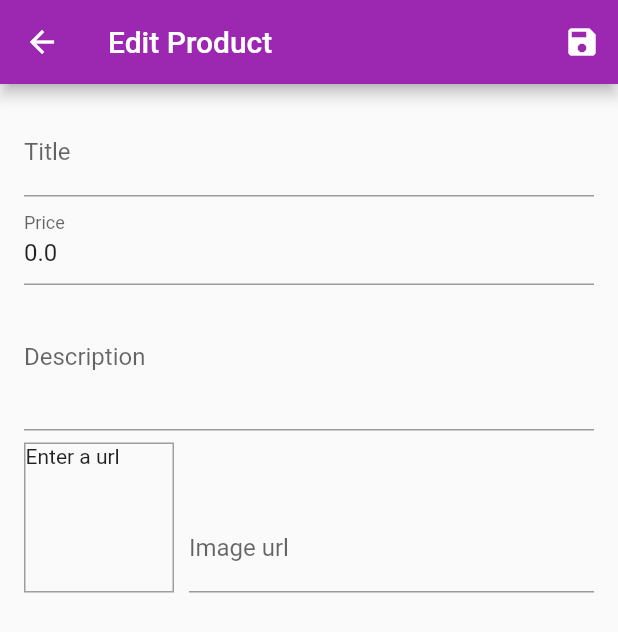
After one commit to jason0404/first_app, a Flutter app: the EditProductScreen screen opened by its route, on a phone screen of 412 x 824 dp. The commit adds this screen. Shown: the top 632 px of the screen. Run offline on Flutter 3.47's test engine with Material 2 defaults, Android fonts, the phone set to English and light mode, and no system bars; network calls fail.

Commit message:
First commit on init changes

```diff
--- a/lib/providers/product.dart
+++ b/lib/providers/product.dart
@@ -1,12 +1,12 @@
 import 'package:flutter/cupertino.dart';
 
 class Product with ChangeNotifier {
-  final String id;
-  final String title;
-  final String description;
-  final double price;
-  final String imageUrl;
-  bool isFavorite;
+  final String? id;
+  final String? title;
+  final String? description;
+  final double? price;
+  final String? imageUrl;
+  bool? isFavorite;
 
   Product({
     required this.id,
@@ -14,11 +14,11 @@ class Product with ChangeNotifier {
     required this.description,
     required this.price,
     required this.imageUrl,
-    this.isFavorite = false,
+    required this.isFavorite,
   });
 
   void toggleFavouriteStatus() {
-    isFavorite = !isFavorite;
+    isFavorite = !isFavorite!;
     notifyListeners();
   }
 }
--- a/lib/providers/products.dart
+++ b/lib/providers/products.dart
@@ -1,6 +1,8 @@
+import 'dart:convert' as json;
+
 import 'package:flutter/cupertino.dart';
-
-import 'product.dart';
+import './product.dart';
+import 'package:http/http.dart' as http;
 
 class Products with ChangeNotifier {
   final List<Product> _items = [
@@ -11,6 +13,7 @@ class Products with ChangeNotifier {
       price: 29.99,
       imageUrl:
           'https://cdn.pixabay.com/photo/2016/10/02/22/17/red-t-shirt-1710578_1280.jpg',
+      isFavorite: false,
     ),
     Product(
       id: 'p2',
@@ -19,6 +22,7 @@ class Products with ChangeNotifier {
       price: 59.99,
       imageUrl:
           'https://upload.wikimedia.org/wikipedia/commons/thumb/e/e8/Trousers%2C_dress_%28AM_1960.022-8%29.jpg/512px-Trousers%2C_dress_%28AM_1960.022-8%29.jpg',
+      isFavorite: false,
     ),
     Product(
       id: 'p3',
@@ -27,6 +31,7 @@ class Products with ChangeNotifier {
       price: 19.99,
       imageUrl:
           'https://live.staticflickr.com/4043/4438260868_cc79b3369d_z.jpg',
+      isFavorite: false,
     ),
     Product(
       id: 'p4',
@@ -35,6 +40,7 @@ class Products with ChangeNotifier {
       price: 49.99,
       imageUrl:
           'https://upload.wikimedia.org/wikipedia/commons/thumb/1/14/Cast-Iron-Pan.jpg/1024px-Cast-Iron-Pan.jpg',
+      isFavorite: false,
     ),
   ];
 
@@ -48,7 +54,7 @@ class Products with ChangeNotifier {
   }
 
   List<Product> get favouriteItems {
-    return _items.where((element) => element.isFavorite).toList();
+    return _items.where((element) => element.isFavorite ?? false).toList();
   }
 
   // void showFavouritesOnly() {
@@ -61,12 +67,60 @@ class Products with ChangeNotifier {
   //   notifyListeners();
   // }
 
-  Product findById(String id) {
-    return _items.singleWhere((element) => element.id == id);
+  Product? findById(String? id) {
+    var item = Product(
+        id: null,
+        title: '',
+        description: '',
+        price: 0,
+        imageUrl: '',
+        isFavorite: false);
+    if (id == "null" || id == null) {
+      return item;
+    } else {
+      return _items.singleWhere((element) => element.id == id);
+    }
   }
 
-  void addProduct() {
-    // _items.add(value);
+  Future<void> addProduct(Product product) {
+    const url =
+        "https://ng-course-recipe-book-20e5f-default-rtdb.firebaseio.com/products.json";
+    return http
+        .post(Uri.parse(url),
+            body: json.jsonEncode({
+              'id': DateTime.now().toIso8601String(),
+              'title': product.title,
+              'desc': product.description,
+              'imgUrl': product.imageUrl,
+              'price': product.price,
+              'isFav': product.isFavorite
+            }))
+        .then((response) {
+      print("Im here");
+      final newProduct = Product(
+          id: json.jsonDecode(response.body)["name"],
+          title: product.title,
+          description: product.description,
+          price: product.price,
+          imageUrl: product.imageUrl,
+          isFavorite: product.isFavorite);
+      _items.add(newProduct);
+      notifyListeners();
+    });
+  }
+
+  void updateProduct(String id, Product newProduct) {
+    final prodIndex = _items.indexWhere((element) => id == element.id);
+    if (prodIndex >= 0) {
+      _items[prodIndex] = newProduct;
+      notifyListeners();
+    } else {
+      return;
+    }
+  }
+
+  void deleteProduct(String id) {
+    _items.removeWhere((element) => element.id == id);
     notifyListeners();
   }
 }
--- /dev/null
+++ b/lib/screens/edit_product_screen.dart
@@ -0,0 +1,310 @@
+import 'dart:ui';
+
+import 'package:flutter/material.dart';
+import '../providers/product.dart';
+import '../providers/products.dart';
+import 'package:provider/provider.dart';
+
+class EditProductScreen extends StatefulWidget {
+  const EditProductScreen({Key? key}) : super(key: key);
+  static const routeName = '/edit-product';
+
+  @override
+  State<EditProductScreen> createState() => _EditProductScreenState();
+}
+
+class _EditProductScreenState extends State<EditProductScreen> {
+  final _priceFocusNode = FocusNode();
+  final _descriptionFocusNode = FocusNode();
+  final _imageUrlController = TextEditingController();
+  final _imageUrlFocusNode = FocusNode();
+  final _form = GlobalKey<FormState>();
+
+  var _editedProduct = Product(
+      id: null,
+      title: '',
+      price: 0,
+      description: '',
+      imageUrl: '',
+      isFavorite: false);
+
+  var _isLoading = false;
+
+  var _isInit = true;
+  var _initValues = {
+    'title': '',
+    'description': '',
+    'price': '',
+    'imageUrl': ''
+  };
+  @override
+  void initState() {
+    _imageUrlFocusNode.addListener(_updateImageUrl);
+    super.initState();
+  }
+
+  @override
+  void didChangeDependencies() {
+    if (_isInit) {
+      final _productId = ModalRoute.of(context)?.settings.arguments.toString();
+      print("Product id : ${_productId}");
+      if (_productId != null && _productId != "") {
+        _editedProduct = Provider.of<Products>(context, listen: false)
+                .findById(_productId) ??
+            Product(
+                id: '',
+                title: '',
+                description: '',
+                price: 0,
+                imageUrl: '',
+                isFavorite: false);
+        _initValues = {
+          'title': _editedProduct.title ?? '',
+          'description': _editedProduct.description ?? '',
+          'price': _editedProduct.price.toString(),
+          'imageUrl': ''
+        };
+
+        _imageUrlController.text = _editedProduct.imageUrl ?? '';
+      }
+    }
+    _isInit = false;
+    super.didChangeDependencies();
+  }
+
+  @override
+  void dispose() {
+    _imageUrlFocusNode.removeListener(_updateImageUrl);
+    _priceFocusNode.dispose();
+    _descriptionFocusNode.dispose();
+    _imageUrlController.dispose();
+    _imageUrlFocusNode.dispose();
+    super.dispose();
+  }
+
+  void _updateImageUrl() {
+    if (!_imageUrlFocusNode.hasFocus) {
+      if ((!_imageUrlController.text.startsWith('http')) &&
+              !(!_imageUrlController.text.startsWith('https')) ||
+          (!(!_imageUrlController.text.endsWith(".png")) &&
+              !(!_imageUrlController.text.endsWith(".jgp")) &&
+              !(!_imageUrlController.text.endsWith(".jpeg")))) {
+        return;
+      }
+      setState(() {});
+    }
+  }
+
+  void _saveForm() {
+    final isValid = _form.currentState?.validate() ?? false;
+
+    if (!isValid) {
+      return;
+    }
+    _form.currentState?.save();
+    setState(() {
+      _isLoading = true;
+    });
+    if (_editedProduct.id != null) {
+      Provider.of<Products>(context, listen: false)
+          .updateProduct(_editedProduct.id ?? "", _editedProduct);
+      Navigator.of(context).pop();
+      setState(() {
+        _isLoading = false;
+      });
+    } else {
+      Provider.of<Products>(context, listen: false)
+          .addProduct(_editedProduct)
+          .then((_) {
+        Navigator.of(context).pop();
+        setState(() {
+          _isLoading = false;
+        });
+      });
+    }
+  }
+
+  @override
+  Widget build(BuildContext context) {
+    return Scaffold(
+      appBar: AppBar(
+        title: Text('Edit Product'),
+        actions: [
+          IconButton(
+            icon: Icon(Icons.save),
+            onPressed: _saveForm,
+          ),
+        ],
+      ),
+      body: _isLoading
+          ? Center(
+              child: CircularProgressIndicator(),
+            )
+          : Padding(
+              padding: const EdgeInsets.all(16.0),
+              child: Form(
+                key: _form,
+                child: ListView(
+                  children: [
+                    TextFormField(
+                      initialValue: _initValues['title'],
+                      decoration: InputDecoration(
+                        labelText: 'Title',
+                        errorStyle: TextStyle(
+                          color: Colors.red,
+                          fontWeight: FontWeight.bold,
+                          height: 1.5,
+                          decorationThickness: 10,
+                        ),
+                        focusedErrorBorder: OutlineInputBorder(
+                          borderRadius: BorderRadius.all(
+                            Radius.circular(10),
+                          ),
+                          borderSide: BorderSide(color: Colors.red, width: 2),
+                        ),
+                      ),
+                      textInputAction: TextInputAction.next,
+                      onFieldSubmitted: (_) {
+                        FocusScope.of(context).requestFocus(_priceFocusNode);
+                      },
+                      validator: (value) {
+                        if (value?.length == 0) {
+                          return 'Please provide a value.';
+                        }
+                      },
+                      onSaved: (value) {
+                        _editedProduct = Product(
+                          title: value ?? '',
+                          price: _editedProduct.price,
+                          description: _editedProduct.description,
+                          imageUrl: _editedProduct.imageUrl,
+                          id: _editedProduct.id,
+                          isFavorite: _editedProduct.isFavorite,
+                        );
+                      },
+                    ),
+                    TextFormField(
+                      initialValue: _initValues['price'],
+                      decoration: InputDecoration(labelText: 'Price'),
+                      textInputAction: TextInputAction.next,
+                      keyboardType: TextInputType.number,
+                      focusNode: _priceFocusNode,
+                      onFieldSubmitted: (_) {
+                        FocusScope.of(context)
+                            .requestFocus(_descriptionFocusNode);
+                      },
+                      validator: (value) {
+                        if (value?.isEmpty ?? false) {
+                          return 'Please enter a price';
+                        }
+                        if (double.tryParse(value ?? "") == null) {
+                          return 'The enter a valid number';
+                        }
+                        if (double.parse(value ?? "") <= 0) {
+                          return 'Please enter a number greater than zero';
+                        }
+                      },
+                      onSaved: (value) {
+                        _editedProduct = Product(
+                          title: _editedProduct.title,
+                          price: double.parse(value ?? '0'),
+                          description: _editedProduct.description,
+                          imageUrl: _editedProduct.imageUrl,
+                          id: _editedProduct.id,
+                          isFavorite: _editedProduct.isFavorite,
+                        );
+                      },
+                    ),
+                    TextFormField(
+                      initialValue: _initValues['description'],
+                      decoration: InputDecoration(labelText: 'Description'),
+                      maxLines: 3,
+                      textInputAction: TextInputAction.next,
+                      keyboardType: TextInputType.multiline,
+                      focusNode: _descriptionFocusNode,
+                      validator: (value) {
+                        if (value?.isEmpty ?? true) {
+                          return 'The description cannot be null';
+                        }
+                        if (int.parse(value?.length.toString() ?? "") < 10) {
+                          return 'The length must be greater than 10';
+                        }
+                      },
+                      onSaved: (value) {
+                        _editedProduct = Product(
+                          title: _editedProduct.title,
+                          price: _editedProduct.price,
+                          description: value ?? '',
+                          imageUrl: _editedProduct.imageUrl,
+                          id: _editedProduct.id,
+                          isFavorite: _editedProduct.isFavorite,
+                        );
+                      },
+                    ),
+                    Row(
+                      crossAxisAlignment: CrossAxisAlignment.end,
+                      children: [
+                        Container(
+                          width: 100,
+                          height: 100,
+                          margin: EdgeInsets.only(
+                            top: 8,
+                            right: 10,
+                          ),
+                          decoration: BoxDecoration(
+                            border: Border.all(width: 1, color: Colors.grey),
+                          ),
+                          child: _imageUrlController.text.isEmpty
+                              ? Text('Enter a url')
+                              : FittedBox(
+                                  child: Image.network(
+                                    _imageUrlController.text,
+                                    fit: BoxFit.contain,
+                                  ),
+                                ),
+                        ),
+                        Expanded(
+                          child: TextFormField(
+                              decoration:
+                                  InputDecoration(labelText: 'Image url'),
+                              keyboardType: TextInputType.url,
+                              textInputAction: TextInputAction.done,
+                              controller: _imageUrlController,
+                              focusNode: _imageUrlFocusNode,
+                              validator: (value) {
+                                if (value?.isEmpty ?? true) {
+                                  return 'Please enter an image url';
+                                }
+                                if (!(value?.startsWith('http') ?? false) &&
+                                    !(value?.startsWith('https') ?? false)) {
+                                  return 'Please enter a valid url';
+                                }
+                                if (!(value?.endsWith(".png") ?? false) &&
+                                    !(value?.endsWith(".jpg") ?? false) &&
+                                    !(value?.endsWith(".jpeg") ?? false)) {
+                                  return 'Please enter a valid image URL.';
+                                }
+                              },
+                              onFieldSubmitted: (_) {
+                                _saveForm();
+                              },
+                              onSaved: (value) {
+                                _editedProduct = Product(
+                                  title: _editedProduct.title,
+                                  price: _editedProduct.price,
+                                  description: _editedProduct.description,
+                                  imageUrl: value ?? '',
+                                  id: _editedProduct.id,
+                                  isFavorite: _editedProduct.isFavorite,
+                                );
+                              }),
+                        ),
+                      ],
+                    ),
+                  ],
+                ),
+              ),
+            ),
+    );
+  }
+}
--- a/lib/screens/product_detail_screen.dart
+++ b/lib/screens/product_detail_screen.dart
@@ -18,7 +18,7 @@ class ProductDetailScreen extends StatelessWidget {
     ).findById(productId);
     return Scaffold(
       appBar: AppBar(
-        title: Text(product.title),
+        title: Text(product?.title ?? ''),
       ),
       body: SingleChildScrollView(
         child: Column(
@@ -27,7 +27,7 @@ class ProductDetailScreen extends StatelessWidget {
               height: 300,
               width: double.infinity,
               child: Image.network(
-                product.imageUrl,
+                product?.imageUrl ?? '',
                 fit: BoxFit.cover,
                 filterQuality: FilterQuality.high,
                 colorBlendMode: BlendMode.difference,
@@ -38,7 +38,7 @@ class ProductDetailScreen extends StatelessWidget {
               height: 10,
             ),
             Text(
-              '\$${product.price}',
+              '\$${product?.price}',
               style: TextStyle(
                 color: Colors.grey,
                 fontSize: 20,
@@ -51,7 +51,7 @@ class ProductDetailScreen extends StatelessWidget {
               width: double.infinity,
               padding: EdgeInsets.symmetric(horizontal: 10),
               child: Text(
-                product.description,
+                product?.description ?? '',
                 textAlign: TextAlign.center,
                 softWrap: true,
               ),
--- a/lib/widgets/app_drawer.dart
+++ b/lib/widgets/app_drawer.dart
@@ -1,5 +1,6 @@
 import 'package:flutter/material.dart';
 import 'package:flutter_complete_guide/screens/orders_screen.dart';
+import 'package:flutter_complete_guide/screens/user_products_screen.dart';
 
 class AppDrawer extends StatelessWidget {
   const AppDrawer({Key? key}) : super(key: key);
@@ -29,7 +30,17 @@ class AppDrawer extends StatelessWidget {
             title: Text('Orders'),
             onTap: () => Navigator.of(context)
                 .pushReplacementNamed(OrdersScreen.routeName),
-          )
+          ),
+          Divider(),
+          ListTile(
+            leading: Icon(
+              Icons.edit,
+            ),
+            title: Text('Manage Products'),
+            onTap: () => Navigator.of(context)
+                .pushReplacementNamed(UserProductsScreen.routeName),
+          ),
+          Divider(),
         ],
       ),
     );
--- a/lib/widgets/orders_item.dart
+++ b/lib/widgets/orders_item.dart
@@ -33,7 +33,7 @@ class _OrderItemState extends State<OrderItem> {
       child: Column(
         children: [
           ListTile(
-            title: Text('\$${widget.order.amount}'),
+            title: Text('\$${widget.order.amount.toStringAsFixed(2)}'),
             subtitle: Text(
               DateFormat('dd-MMM-yyyy hh:mm').format(widget.order.date),
             ),
--- a/lib/widgets/products_item.dart
+++ b/lib/widgets/products_item.dart
@@ -23,7 +23,7 @@ class ProductItem extends StatelessWidget {
             ),
           },
           child: Image.network(
-            product.imageUrl,
+            product.imageUrl ?? '',
             filterQuality: FilterQuality.high,
             colorBlendMode: BlendMode.darken,
             color: Colors.blue[200],
@@ -31,13 +31,13 @@ class ProductItem extends StatelessWidget {
           ),
         ),
         footer: GridTileBar(
-          title: Text(product.title),
+          title: Text(product.title ?? ''),
           backgroundColor: Colors.black38,
           leading: Consumer<Product>(
             builder: (ctx, product, _) => IconButton(
               icon: Icon(Icons.favorite),
               onPressed: () => product.toggleFavouriteStatus(),
-              color: product.isFavorite
+              color: product.isFavorite ?? false
                   ? Theme.of(context).errorColor
                   : Colors.white,
             ),
@@ -48,9 +48,9 @@ class ProductItem extends StatelessWidget {
             ),
             onPressed: () => {
               cart.addItem(
-                product.id,
-                product.price,
-                product.title,
+                product.id ?? "",
+                product.price ?? 0,
+                product.title ?? '',
               ),
               ScaffoldMessenger.of(context).hideCurrentSnackBar(),
               ScaffoldMessenger.of(context).showSnackBar(
@@ -67,7 +67,7 @@ class ProductItem extends StatelessWidget {
                   ),
                   action: SnackBarAction(
                       onPressed: () {
-                        cart.removeSingleItem(product.id);
+                        cart.removeSingleItem(product.id ?? "");
                       },
                       label: 'UNDO'),
                 ),
--- a/pubspec.yaml
+++ b/pubspec.yaml
@@ -25,6 +25,7 @@ dependencies:
     sdk: flutter
   provider: 5.0.0-nullsafety.1
   intl: 0.17.0
+  http: ^0.13.4
 
 
   # The following adds the Cupertino Icons font to your application.
```
Also changed, not shown: lib/main.dart (+5 -2 lines), lib/screens/user_products_screen.dart (added, +39 -0 lines), lib/widgets/user_product_item.dart (added, +51 -0 lines), pubspec.lock.
